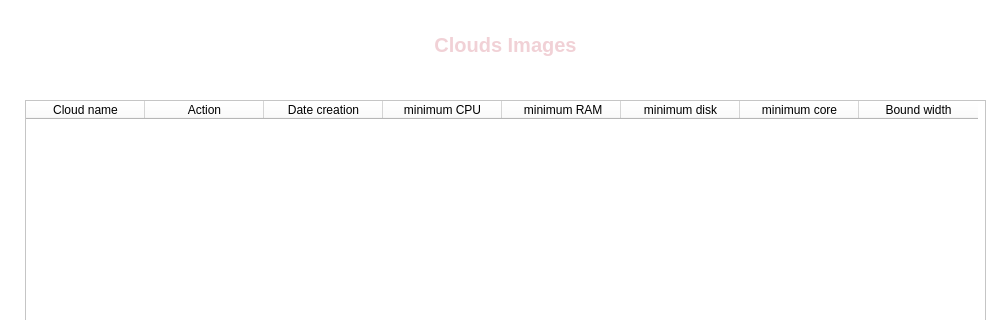
Qt form ui/show_image.ui (vidagharavian/cloud_service) before a commit; both pictures show x 0 to 1000 and y 0 to 320 of the 1000 by 800 pixel window.
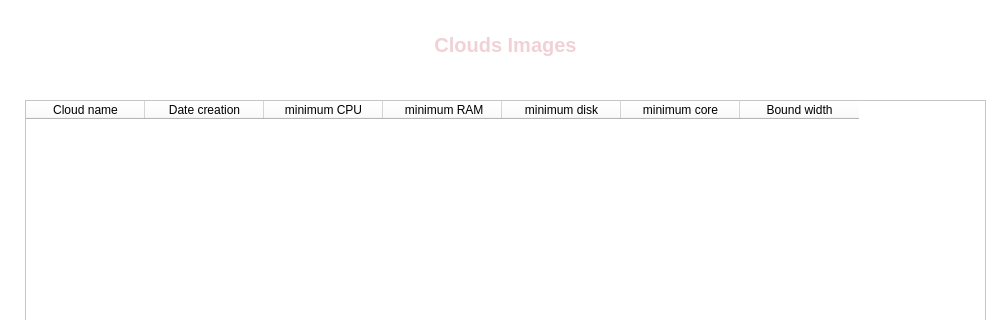
The same form after that commit.

```diff
--- a/ui/show_image.ui
+++ b/ui/show_image.ui
@@ -62,11 +62,6 @@
      <string>Cloud name</string>
     </property>
    </column>
-   <column>
-    <property name="text">
-     <string>Action</string>
-    </property>
-   </column>
    <column>
     <property name="text">
      <string>Date creation</string>
```
